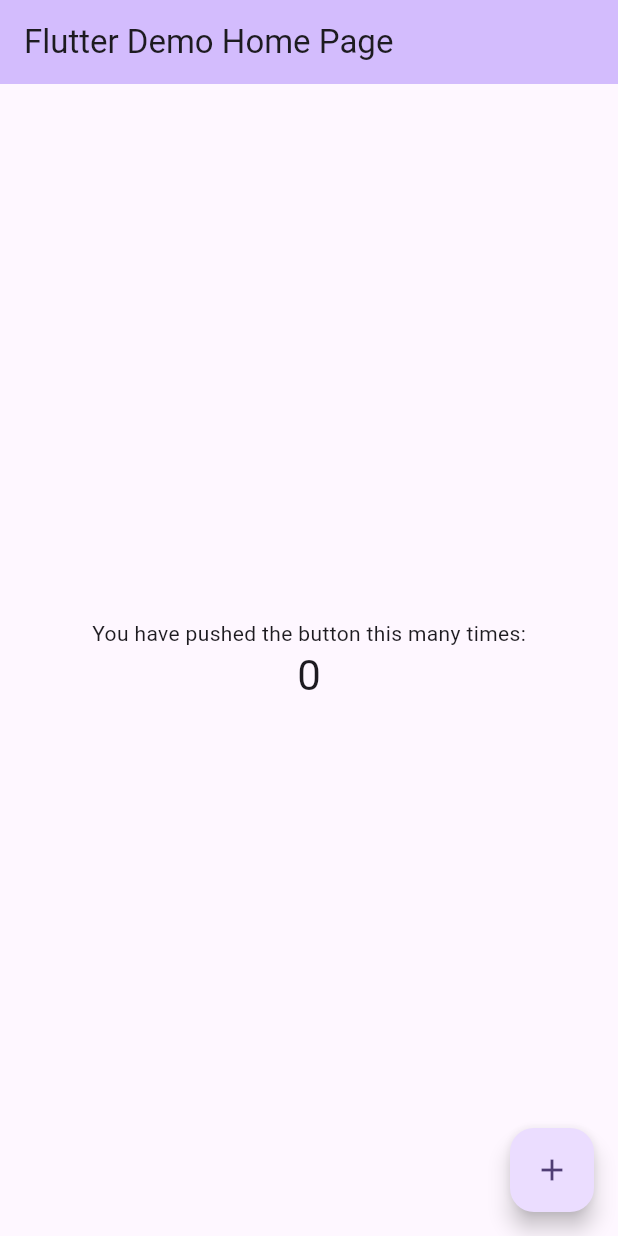
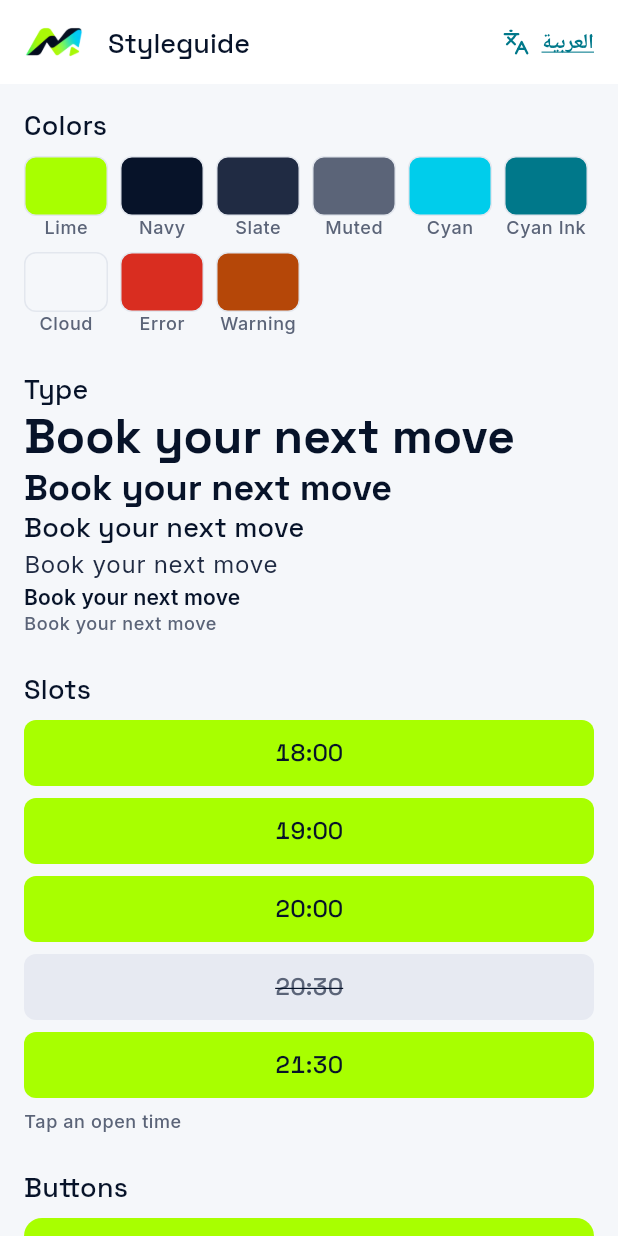
Before and after one commit to Alyabdelhadi/midango, a Flutter app: the screen it shows after launch, on a phone screen of 412 x 824 dp. Run offline on Flutter 3.47's test engine with Material 3 defaults, Android fonts, the phone set to English and light mode, and no system bars; our stand-ins replace google_fonts, lucide_icons_flutter.

Commit message:
feat(app): slot chip and an EN/AR styleguide on the Midango theme
Co-Authored-By: Claude Opus 5.5 <noreply@anthropic.com>

```diff
--- a/app/lib/main.dart
+++ b/app/lib/main.dart
@@ -1,121 +1,36 @@
 import 'package:flutter/material.dart';
+import 'package:flutter_localizations/flutter_localizations.dart';
 
-void main() {
-  runApp(const MyApp());
+import 'styleguide/styleguide_page.dart';
+import 'theme/midango_theme.dart';
+
+void main() => runApp(const MidangoApp());
+
+class MidangoApp extends StatefulWidget {
+  const MidangoApp({super.key});
+
+  @override
+  State<MidangoApp> createState() => _MidangoAppState();
 }
 
-class MyApp extends StatelessWidget {
-  const MyApp({super.key});
-
-  // This widget is the root of your application.
-  @override
-  Widget build(BuildContext context) {
-    return MaterialApp(
-      title: 'Flutter Demo',
-      theme: ThemeData(
-        // This is the theme of your application.
-        //
-        // TRY THIS: Try running your application with "flutter run". You'll see
-        // the application has a purple toolbar. Then, without quitting the app,
-        // try changing the seedColor in the colorScheme below to Colors.green
-        // and then invoke "hot reload" (save your changes or press the "hot
-        // reload" button in a Flutter-supported IDE, or press "r" if you used
-        // the command line to start the app).
-        //
-        // Notice that the counter didn't reset back to zero; the application
-        // state is not lost during the reload. To reset the state, use hot
-        // restart instead.
-        //
-        // This works for code too, not just values: Most code changes can be
-        // tested with just a hot reload.
-        colorScheme: .fromSeed(seedColor: Colors.deepPurple),
-      ),
-      home: const MyHomePage(title: 'Flutter Demo Home Page'),
-    );
-  }
-}
-
-class MyHomePage extends StatefulWidget {
-  const MyHomePage({super.key, required this.title});
-
-  // This widget is the home page of your application. It is stateful, meaning
-  // that it has a State object (defined below) that contains fields that affect
-  // how it looks.
-
-  // This class is the configuration for the state. It holds the values (in this
-  // case the title) provided by the parent (in this case the App widget) and
-  // used by the build method of the State. Fields in a Widget subclass are
-  // always marked "final".
-
-  final String title;
-
-  @override
-  State<MyHomePage> createState() => _MyHomePageState();
-}
-
-class _MyHomePageState extends State<MyHomePage> {
-  int _counter = 0;
-
-  void _incrementCounter() {
-    setState(() {
-      // This call to setState tells the Flutter framework that something has
-      // changed in this State, which causes it to rerun the build method below
-      // so that the display can reflect the updated values. If we changed
-      // _counter without calling setState(), then the build method would not be
-      // called again, and so nothing would appear to happen.
-      _counter++;
-    });
-  }
+class _MidangoAppState extends State<MidangoApp> {
+  Locale _locale = const Locale('en');
 
   @override
   Widget build(BuildContext context) {
-    // This method is rerun every time setState is called, for instance as done
-    // by the _incrementCounter method above.
-    //
-    // The Flutter framework has been optimized to make rerunning build methods
-    // fast, so that you can just rebuild anything that needs updating rather
-    // than having to individually change instances of widgets.
-    return Scaffold(
-      appBar: AppBar(
-        // TRY THIS: Try changing the color here to a specific color (to
-        // Colors.amber, perhaps?) and trigger a hot reload to see the AppBar
-        // change color while the other colors stay the same.
-        backgroundColor: Theme.of(context).colorScheme.inversePrimary,
-        // Here we take the value from the MyHomePage object that was created by
-        // the App.build method, and use it to set our appbar title.
-        title: Text(widget.title),
-      ),
-      body: Center(
-        // Center is a layout widget. It takes a single child and positions it
-        // in the middle of the parent.
-        child: Column(
-          // Column is also a layout widget. It takes a list of children and
-          // arranges them vertically. By default, it sizes itself to fit its
-          // children horizontally, and tries to be as tall as its parent.
-          //
-          // Column has various properties to control how it sizes itself and
-          // how it positions its children. Here we use mainAxisAlignment to
-          // center the children vertically; the main axis here is the vertical
-          // axis because Columns are vertical (the cross axis would be
-          // horizontal).
-          //
-          // TRY THIS: Invoke "debug painting" (choose the "Toggle Debug Paint"
-          // action in the IDE, or press "p" in the console), to see the
-          // wireframe for each widget.
-          mainAxisAlignment: .center,
-          children: [
-            const Text('You have pushed the button this many times:'),
-            Text(
-              '$_counter',
-              style: Theme.of(context).textTheme.headlineMedium,
-            ),
-          ],
+    final isArabic = _locale.languageCode == 'ar';
+    return MaterialApp(
+      title: 'Midango',
+      debugShowCheckedModeBanner: false,
+      theme: buildMidangoTheme(),
+      locale: _locale,
+      supportedLocales: const [Locale('en'), Locale('ar')],
+      localizationsDelegates: GlobalMaterialLocalizations.delegates,
+      home: StyleguidePage(
+        isArabic: isArabic,
+        onToggleLanguage: () => setState(
+          () => _locale = isArabic ? const Locale('en') : const Locale('ar'),
         ),
-      ),
-      floatingActionButton: FloatingActionButton(
-        onPressed: _incrementCounter,
-        tooltip: 'Increment',
-        child: const Icon(Icons.add),
       ),
     );
   }
--- /dev/null
+++ b/app/lib/styleguide/styleguide_page.dart
@@ -0,0 +1,125 @@
+import 'package:flutter/material.dart';
+import 'package:lucide_icons_flutter/lucide_icons.dart';
+
+import '../theme/midango_colors.dart';
+import '../widgets/slot_chip.dart';
+
+class StyleguidePage extends StatefulWidget {
+  const StyleguidePage({super.key, required this.isArabic, required this.onToggleLanguage});
+
+  final bool isArabic;
+  final VoidCallback onToggleLanguage;
+
+  @override
+  State<StyleguidePage> createState() => _StyleguidePageState();
+}
+
+class _StyleguidePageState extends State<StyleguidePage> {
+  String? _picked;
+
+  static const _swatches = <(String, Color)>[
+    ('Lime', MidangoColors.lime),
+    ('Navy', MidangoColors.navy),
+    ('Slate', MidangoColors.slate),
+    ('Muted', MidangoColors.muted),
+    ('Cyan', MidangoColors.cyan),
+    ('Cyan Ink', MidangoColors.cyanInk),
+    ('Cloud', MidangoColors.cloud),
+    ('Error', MidangoColors.error),
+    ('Warning', MidangoColors.warning),
+  ];
+
+  static const _slots = <(String, bool)>[
+    ('18:00', true),
+    ('19:00', true),
+    ('20:00', true),
+    ('20:30', false),
+    ('21:30', true),
+  ];
+
+  @override
+  Widget build(BuildContext context) {
+    final text = Theme.of(context).textTheme;
+    final sample = widget.isArabic ? 'احجز ملعبك القادم' : 'Book your next move';
+
+    return Scaffold(
+      appBar: AppBar(
+        leading: Padding(
+          padding: const EdgeInsetsDirectional.only(start: 16),
+          child: Image.asset('assets/brand/midango-icon.png', semanticLabel: 'Midango'),
+        ),
+        title: const Text('Styleguide'),
+        actions: [
+          TextButton.icon(
+            onPressed: widget.onToggleLanguage,
+            icon: const Icon(LucideIcons.languages, size: 18),
+            label: Text(widget.isArabic ? 'English' : 'العربية'),
+          ),
+        ],
+      ),
+      body: ListView(
+        padding: const EdgeInsets.all(16),
+        children: [
+          Text('Colors', style: text.titleMedium),
+          const SizedBox(height: 8),
+          Wrap(
+            spacing: 8,
+            runSpacing: 8,
+            children: [
+              for (final (name, color) in _swatches)
+                Column(
+                  children: [
+                    Container(
+                      width: 56,
+                      height: 40,
+                      decoration: BoxDecoration(
+                        color: color,
+                        borderRadius: BorderRadius.circular(8),
+                        border: Border.all(color: MidangoColors.line),
+                      ),
+                    ),
+                    Text(name, style: text.bodySmall),
+                  ],
+                ),
+            ],
+          ),
+          const SizedBox(height: 24),
+          Text('Type', style: text.titleMedium),
+          Text(sample, style: text.headlineLarge),
+          Text(sample, style: text.titleLarge),
+          Text(sample, style: text.titleMedium),
+          Text(sample, style: text.bodyLarge),
+          Text(sample, style: text.labelLarge),
+          Text(sample, style: text.bodySmall),
+          const SizedBox(height: 24),
+          Text('Slots', style: text.titleMedium),
+          const SizedBox(height: 8),
+          Wrap(
+            spacing: 8,
+            runSpacing: 8,
+            children: [
+              for (final (time, open) in _slots)
+                SlotChip(
+                  time: time,
+                  available: open,
+                  semanticLabel: open ? '$time, available' : '$time, full',
+                  onTap: () => setState(() => _picked = time),
+                ),
+            ],
+          ),
+          const SizedBox(height: 8),
+          Text(_picked == null ? 'Tap an open time' : 'Picked $_picked', style: text.bodySmall),
+          const SizedBox(height: 24),
+          Text('Buttons', style: text.titleMedium),
+          const SizedBox(height: 8),
+          FilledButton(onPressed: () {}, child: const Text('Confirm booking')),
+          const SizedBox(height: 8),
+          OutlinedButton(onPressed: () {}, child: const Text('Change time')),
+          const SizedBox(height: 8),
+          const FilledButton(onPressed: null, child: Text('Confirm booking')),
+          Text('Disabled example: no open time selected', style: text.bodySmall),
+        ],
+      ),
+    );
+  }
+}
--- /dev/null
+++ b/app/lib/widgets/slot_chip.dart
@@ -0,0 +1,59 @@
+import 'package:flutter/material.dart';
+import 'package:google_fonts/google_fonts.dart';
+
+import '../theme/midango_colors.dart';
+
+/// A start time the customer can tap. Lime fill = open; grey + struck through = full.
+/// Full times stay visible so the customer knows why a time is missing.
+class SlotChip extends StatelessWidget {
+  const SlotChip({
+    super.key,
+    required this.time,
+    required this.available,
+    required this.semanticLabel,
+    this.onTap,
+  });
+
+  final String time;
+  final bool available;
+
+  /// Read by screen readers, e.g. "20:00, available, 180 riyals".
+  final String semanticLabel;
+  final VoidCallback? onTap;
+
+  @override
+  Widget build(BuildContext context) {
+    return Semantics(
+      button: true,
+      enabled: available,
+      label: semanticLabel,
+      excludeSemantics: true,
+      child: Material(
+        color: available ? MidangoColors.lime : MidangoColors.disabledBg,
+        borderRadius: BorderRadius.circular(8),
+        child: InkWell(
+          borderRadius: BorderRadius.circular(8),
+          onTap: available ? onTap : null,
+          child: ConstrainedBox(
+            constraints: const BoxConstraints(minWidth: 64, minHeight: 44),
+            child: Center(
+              child: Padding(
+                padding: const EdgeInsets.symmetric(horizontal: 12),
+                child: Text(
+                  time,
+                  style: GoogleFonts.spaceGrotesk(
+                    fontSize: 16,
+                    fontWeight: FontWeight.w500,
+                    color: available ? MidangoColors.navy : MidangoColors.muted,
+                    decoration: available ? null : TextDecoration.lineThrough,
+                    fontFeatures: const [FontFeature.tabularFigures()],
+                  ),
+                ),
+              ),
+            ),
+          ),
+        ),
+      ),
+    );
+  }
+}
```
